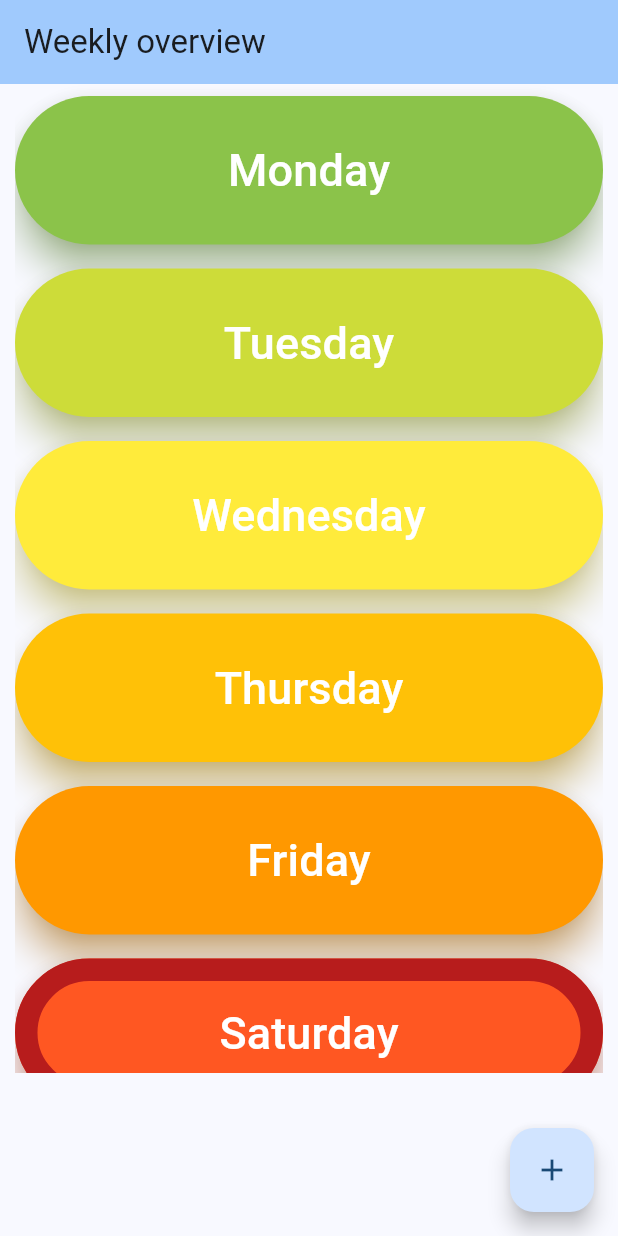
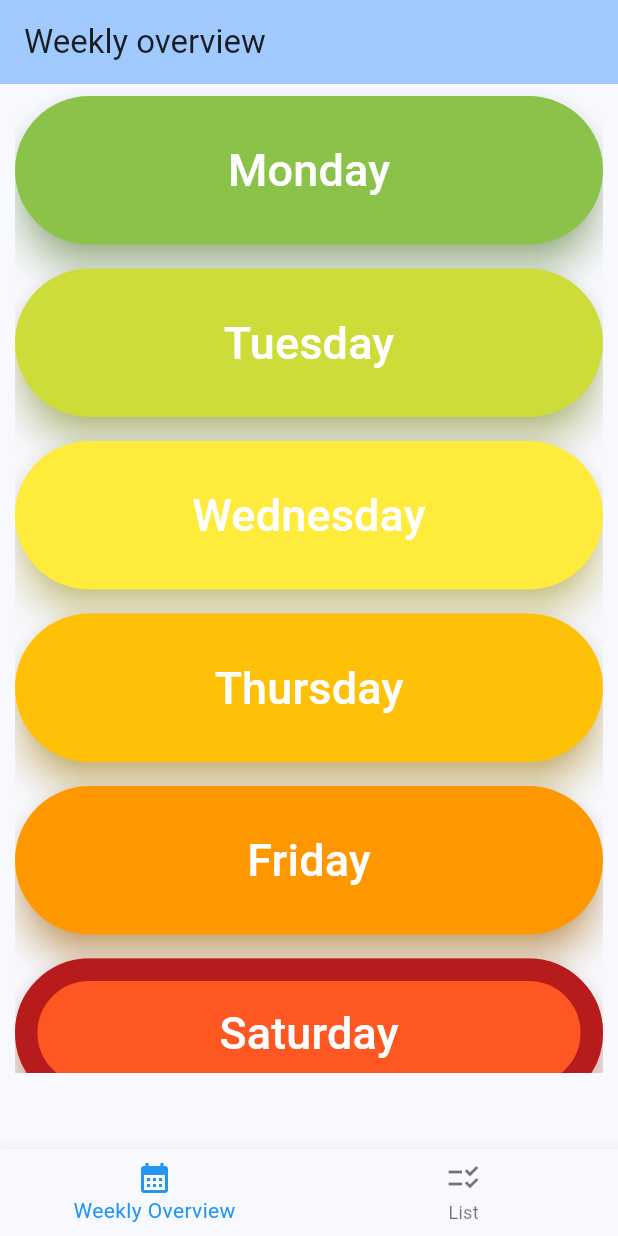
Before and after one commit to chrisb-3/recipe, a Flutter app: the screen it shows after launch, on a phone screen of 412 x 824 dp. Run offline on Flutter 3.47's test engine with Material 3 defaults, Android fonts, the phone set to English and light mode, and no system bars.

Commit message:
made list
I'm not halicinating it's just luuks room.

```diff
--- a/Recipe/lib/main.dart
+++ b/Recipe/lib/main.dart
@@ -1,6 +1,6 @@
 import 'package:flutter/material.dart';
-import 'pages/instruction_page.dart'; // Assuming instruction_page.dart is the file containing InstructionPage
-
+import 'pages/instruction_page.dart';
+import 'pages/shoppingList.dart';
 void main() {
   runApp(const MyApp());
 }
@@ -14,21 +14,6 @@ class MyApp extends StatelessWidget {
     return MaterialApp(
       title: 'Flutter Demo',
       theme: ThemeData(
-        // This is the theme of your application.
-        //
-        // TRY THIS: Try running your application with "flutter run". You'll see
-        // the application has a purple toolbar. Then, without quitting the app,
-        // try changing the seedColor in the colorScheme below to Colors.green
-        // and then invoke "hot reload" (save your changes or press the "hot
-        // reload" button in a Flutter-supported IDE, or press "r" if you used
-        // the command line to start the app).
-        //
-        // Notice that the counter didn't reset back to zero; the application
-        // state is not lost during the reload. To reset the state, use hot
-        // restart instead.
-        //
-        // This works for code too, not just values: Most code changes can be
-        // tested with just a hot reload.
         colorScheme: ColorScheme.fromSeed(seedColor: Colors.blue),
         useMaterial3: true,
       ),
@@ -40,15 +25,6 @@ class MyApp extends StatelessWidget {
 class MyHomePage extends StatefulWidget {
   const MyHomePage({super.key, required this.title});
 
-  // This widget is the home page of your application. It is stateful, meaning
-  // that it has a State object (defined below) that contains fields that affect
-  // how it looks.
-
-  // This class is the configuration for the state. It holds the values (in this
-  // case the title) provided by the parent (in this case the App widget) and
-  // used by the build method of the State. Fields in a Widget subclass are
-  // always marked "final".
-
   final String title;
 
   @override
@@ -56,35 +32,34 @@ class MyHomePage extends StatefulWidget {
 }
 
 class _MyHomePageState extends State<MyHomePage> {
-  int _counter = 0;
+  int _selectedIndex = 0;
 
-  void _incrementCounter() {
+  void _onItemTapped(int index) {
     setState(() {
-      // This call to setState tells the Flutter framework that something has
-      // changed in this State, which causes it to rerun the build method below
-      // so that the display can reflect the updated values. If we changed
-      // _counter without calling setState(), then the build method would not be
-      // called again, and so nothing would appear to happen.
-      _counter++;
+      _selectedIndex = index;
     });
+    if (_selectedIndex == 0) {
+      // Navigate to WeeklyOverviewPage when the Weekly Overview button is tapped
+      Navigator.pushReplacement(
+        context,
+        MaterialPageRoute(builder: (context) => MyHomePage(title: "Weekly Overview")),
+      );
+    } else if (_selectedIndex == 1) {
+      // Navigate to ShoppingListPage when the List button is tapped
+      Navigator.pushReplacement(
+        context,
+        MaterialPageRoute(builder: (context) => ShoppingList()),
+      );
     }
+  }
+
 
   @override
   Widget build(BuildContext context) {
-    // This method is rerun every time setState is called, for instance as done
-    // by the _incrementCounter method above.
-    //
-    // The Flutter framework has been optimized to make rerunning build methods
-    // fast, so that you can just rebuild anything that needs updating rather
-    // than having to individually change instances of widgets.
+
     return Scaffold(
       appBar: AppBar(
-        // TRY THIS: Try changing the color here to a specific color (to
-        // Colors.amber, perhaps?) and trigger a hot reload to see the AppBar
-        // change color while the other colors stay the same.
         backgroundColor: Theme.of(context).colorScheme.inversePrimary,
-        // Here we take the value from the MyHomePage object that was created by
-        // the App.build method, and use it to set our appbar title.
         title: Text(widget.title),
       ),
       body: Padding(
@@ -99,11 +74,12 @@ class _MyHomePageState extends State<MyHomePage> {
                   child: ListView(
                     shrinkWrap: true,
                     scrollDirection: Axis.vertical,
-                    children: List.generate(7, (index) {
-                      Color buttonColor = Colors.primaries[index % Colors.primaries.length + 10];
+                    children: List.generate(7, (index) { //call the button generating function 7 times
+                      //Color buttonColor = Colors.primaries[index % Colors.primaries.length + 10];
+                      //Color buttonColor = Colors.blue;
                       return Padding(
                         padding: const EdgeInsets.symmetric(vertical: 8.0),
-                        child: buildButton(index, buttonColor),
+                        child: buildButton(index),
                       );
                     }),
                   ),
@@ -112,25 +88,41 @@ class _MyHomePageState extends State<MyHomePage> {
             ),
           ),
       ),
-      floatingActionButton: FloatingActionButton(
-        onPressed: _incrementCounter,
-        tooltip: 'Increment',
-        child: const Icon(Icons.add),
-      ), // This trailing comma makes auto-formatting nicer for build methods.
+      bottomNavigationBar: BottomNavigationBar(
+        items: const <BottomNavigationBarItem>[
+          BottomNavigationBarItem(
+            icon: Icon(Icons.calendar_month_sharp),
+            label: 'Weekly Overview',
+          ),
+          BottomNavigationBarItem(
+            icon: Icon(Icons.checklist_rtl),
+            label: 'List',
+          ),
+        ],
+        currentIndex: _selectedIndex,
+        selectedItemColor: Colors.blue,
+        onTap: _onItemTapped,
+      ),
     );
   }
 
   //Generate buttons
-  Widget buildButton(int buttonIndex, Color buttonColor) {
-    final List<String> weekdays = ["Monday", "Tuesday", "Wednesday", "Thursday", "Friday", "Saturday", "Sunday"];
-    if(buttonIndex < 0 || buttonIndex > weekdays.length) {
-      return ElevatedButton(
-        onPressed: () {
-          //handle action}
-        },
-        child: Text("error"),
-      );
+  Widget buildButton(int buttonIndex) {
+    final List<String> weekdays = [
+      "Monday",
+      "Tuesday",
+      "Wednesday",
+      "Thursday",
+      "Friday",
+      "Saturday",
+      "Sunday"
+    ];
+    print(" heeeere " + buttonIndex.toString());
+    if (buttonIndex < 0 || buttonIndex >= weekdays.length) {
+      return SizedBox();
     }
+else {
+    Color buttonColor = Colors.primaries[buttonIndex % Colors.primaries.length + 10];
     bool isSaturday = weekdays[buttonIndex] == "Saturday";
     return ElevatedButton(
       onPressed: () {
@@ -139,8 +131,10 @@ class _MyHomePageState extends State<MyHomePage> {
         Navigator.push(
           context,
           PageRouteBuilder(
-                      pageBuilder: (context, animation, secondaryAnimation) => InstructionPage(),
-                      transitionsBuilder: (context, animation, secondaryAnimation, child) {
+            pageBuilder: (context, animation, secondaryAnimation) =>
+                InstructionPage(),
+            transitionsBuilder: (context, animation, secondaryAnimation,
+                child) {
               const beginOffset = Offset(1.0, 0.0);
               const endOffset = Offset.zero;
               final tween = Tween(begin: beginOffset, end: endOffset)
@@ -154,15 +148,10 @@ class _MyHomePageState extends State<MyHomePage> {
             },
           ),
         );
-
-                  //  Navigator.push(
-                 //    context,
-                 //    MaterialPageRoute(builder: (context) => InstructionPage()),
-                 //  );
       },
       child: Padding(
         padding: const EdgeInsets.all(8.0),
-                  child: Text( weekdays[buttonIndex].toString(),
+        child: Text(weekdays[buttonIndex].toString(),
           style: TextStyle(
             color: Colors.white,
             fontSize: 30, // Decrease font size for better fit
@@ -175,7 +164,9 @@ class _MyHomePageState extends State<MyHomePage> {
         shape: RoundedRectangleBorder(
           borderRadius: BorderRadius.circular(
               50), // Increase border radius for a rounder button
-                    side: isSaturday ? BorderSide(color: Colors.red.shade900, width: 15) : BorderSide.none,
+          side: isSaturday
+              ? BorderSide(color: Colors.red.shade900, width: 15)
+              : BorderSide.none,
         ),
         padding: EdgeInsets.symmetric(horizontal: 30, vertical: 20),
         // Increase padding for better touch target
@@ -193,3 +184,4 @@ class _MyHomePageState extends State<MyHomePage> {
     );
   }
   }
+}
```
Also changed, not shown: Recipe/lib/Classes/Recipe.dart (+21 -0 lines), Recipe/lib/pages/instruction_page.dart (+5 -4 lines), Recipe/lib/pages/shoppingList.dart (added, +50 -0 lines). Lines whose indentation alone changed are shown as unchanged.
